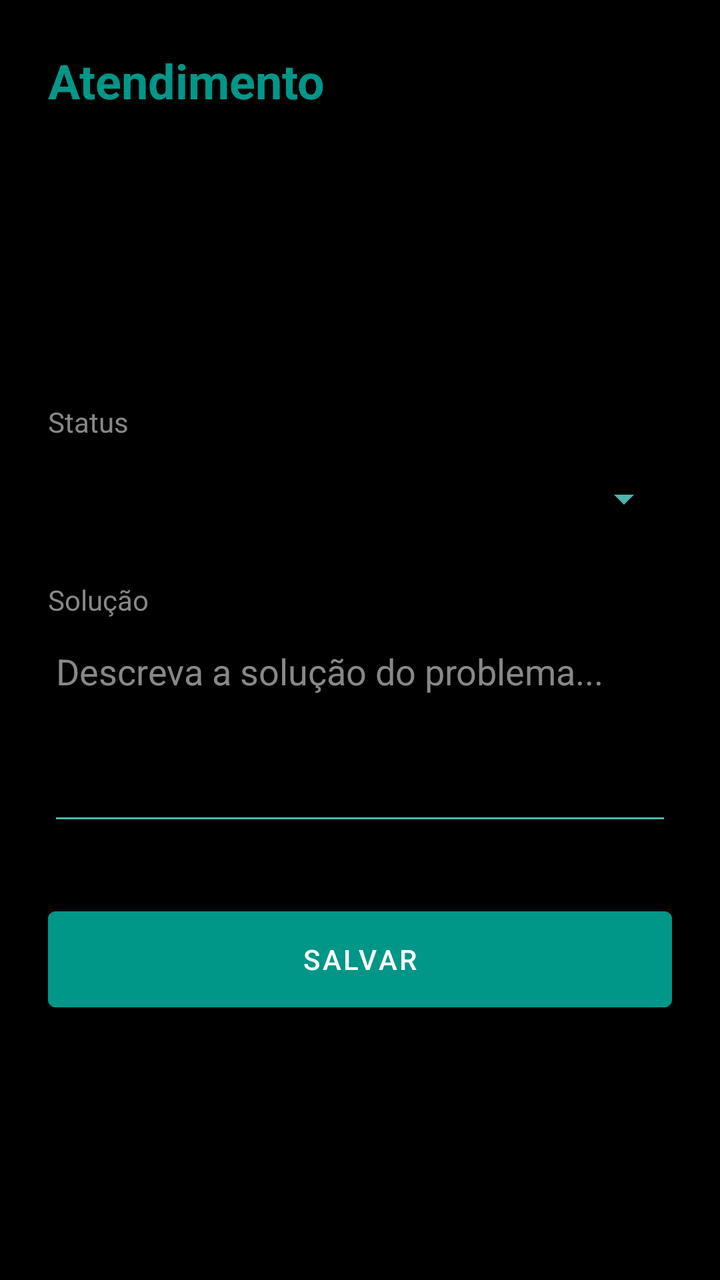
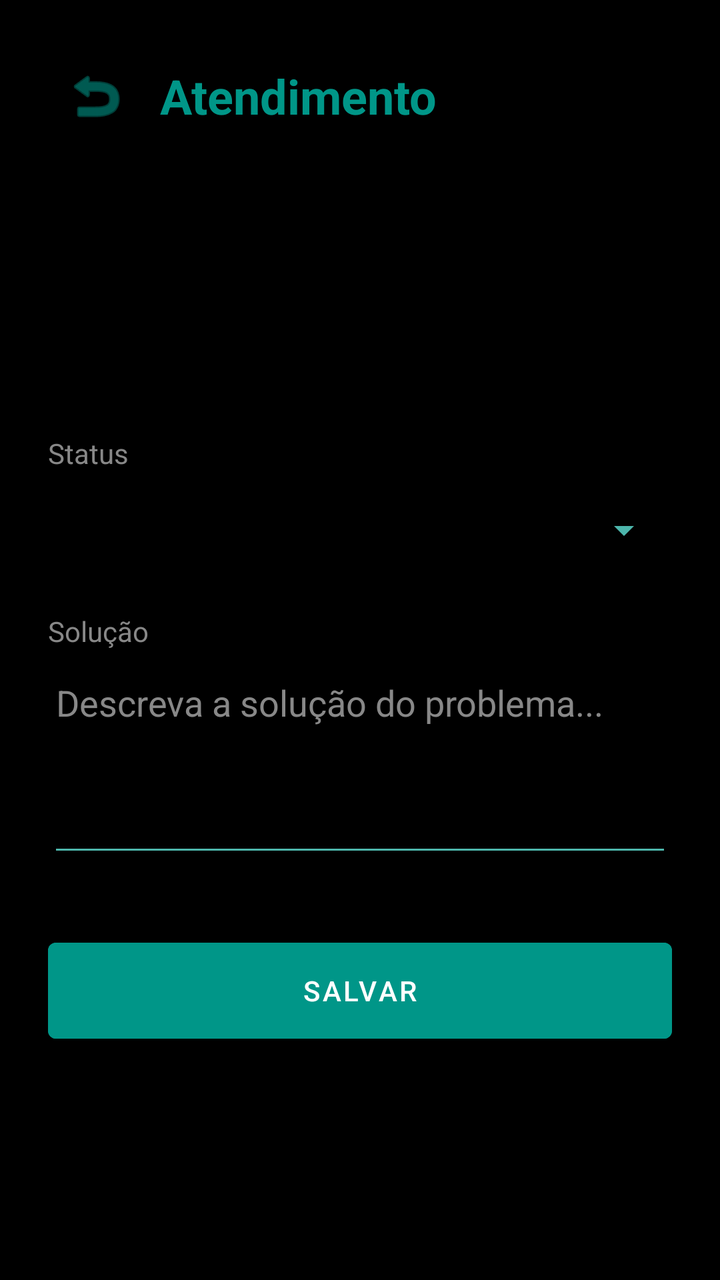

An Android layout rendered at two revisions. The XML below is the earlier revision; the diff shows what the commit changed to produce the second picture.
<!-- AndroidManifest.xml: application theme Theme.OGProdutoraChamados -->
<!-- res/layout/activity_atender_chamado.xml -->
<?xml version="1.0" encoding="utf-8"?>
<ScrollView xmlns:android="http://schemas.android.com/apk/res/android"
    android:layout_width="match_parent"
    android:layout_height="match_parent"
    android:background="@color/black">

    <LinearLayout
        android:layout_width="match_parent"
        android:layout_height="wrap_content"
        android:orientation="vertical"
        android:padding="24dp">

        <TextView
            android:layout_width="wrap_content"
            android:layout_height="wrap_content"
            android:text="@string/atender_chamado"
            android:textSize="24sp"
            android:textStyle="bold"
            android:textColor="@color/teal"
            android:layout_marginBottom="24dp" />

        
        <TextView
            android:id="@+id/tv_detalhe_titulo"
            android:layout_width="match_parent"
            android:layout_height="wrap_content"
            android:textColor="@color/white"
            android:textSize="18sp"
            android:textStyle="bold"
            android:layout_marginBottom="8dp" />

        <TextView
            android:id="@+id/tv_detalhe_info"
            android:layout_width="match_parent"
            android:layout_height="wrap_content"
            android:textColor="@color/gray"
            android:textSize="14sp"
            android:layout_marginBottom="16dp" />

        <TextView
            android:id="@+id/tv_detalhe_descricao"
            android:layout_width="match_parent"
            android:layout_height="wrap_content"
            android:textColor="@color/white"
            android:textSize="16sp"
            android:layout_marginBottom="32dp" />

        
        <TextView
            android:layout_width="wrap_content"
            android:layout_height="wrap_content"
            android:text="@string/status"
            android:textColor="@color/gray"
            android:layout_marginBottom="4dp" />

        <Spinner
            android:id="@+id/spinner_status_atendimento"
            android:layout_width="match_parent"
            android:layout_height="50dp"
            android:backgroundTint="@color/teal_light"
            android:layout_marginBottom="16dp" />

        <TextView
            android:layout_width="wrap_content"
            android:layout_height="wrap_content"
            android:text="@string/solucao"
            android:textColor="@color/gray"
            android:layout_marginBottom="4dp" />

        <EditText
            android:id="@+id/et_solucao"
            android:layout_width="match_parent"
            android:layout_height="wrap_content"
            android:minLines="4"
            android:gravity="top|start"
            android:hint="Descreva a solução do problema..."
            android:textColorHint="@color/gray"
            android:textColor="@color/white"
            android:backgroundTint="@color/teal_light"
            android:layout_marginBottom="32dp" />

        <Button
            android:id="@+id/btn_salvar_atendimento"
            android:layout_width="match_parent"
            android:layout_height="60dp"
            android:text="@string/salvar"
            android:textColor="@color/white"
            android:backgroundTint="@color/teal" />

    </LinearLayout>
</ScrollView>
<!-- resources referenced by this layout -->
<resources>
  <color name="black">#FF000000</color>
  <color name="gray">#FF888888</color>
  <color name="teal">#FF009688</color>
  <color name="teal_light">#FF4DB6AC</color>
  <color name="white">#FFFFFFFF</color>
  <string name="atender_chamado">Atendimento</string>
  <string name="salvar">Salvar</string>
  <string name="solucao">Solução</string>
  <string name="status">Status</string>
  <style name="Theme.OGProdutoraChamados" parent="Theme.MaterialComponents.DayNight.NoActionBar">
          
          <item name="colorPrimary">@color/black</item>
          <item name="colorPrimaryVariant">@color/gray_dark</item>
          <item name="colorOnPrimary">@color/white</item>
          
          <item name="colorSecondary">@color/teal</item>
          <item name="colorSecondaryVariant">@color/teal_dark</item>
          <item name="colorOnSecondary">@color/white</item>
          
          <item name="android:statusBarColor">?attr/colorPrimaryVariant</item>
      </style>
  <color name="gray_dark">#FF333333</color>
  <color name="teal_dark">#FF00796B</color>
</resources>

<!-- the commit's change to res/layout/activity_atender_chamado.xml (unified diff, before → after) -->
@@ -1,5 +1,6 @@
 <?xml version="1.0" encoding="utf-8"?>
 <ScrollView xmlns:android="http://schemas.android.com/apk/res/android"
+    xmlns:app="http://schemas.android.com/apk/res-auto"
     android:layout_width="match_parent"
     android:layout_height="match_parent"
     android:background="@color/black">
@@ -10,14 +11,31 @@
         android:orientation="vertical"
         android:padding="24dp">
 
-        <TextView
-            android:layout_width="wrap_content"
+        <LinearLayout
+            android:layout_width="match_parent"
             android:layout_height="wrap_content"
-            android:text="@string/atender_chamado"
-            android:textSize="24sp"
-            android:textStyle="bold"
-            android:textColor="@color/teal"
-            android:layout_marginBottom="24dp" />
+            android:orientation="horizontal"
+            android:gravity="center_vertical"
+            android:layout_marginBottom="24dp">
+
+            <ImageButton
+                android:id="@+id/btn_voltar"
+                android:layout_width="48dp"
+                android:layout_height="48dp"
+                android:src="@android:drawable/ic_menu_revert"
+                android:background="?attr/selectableItemBackgroundBorderless"
+                android:contentDescription="Voltar"
+                app:tint="@color/teal" />
+
+            <TextView
+                android:layout_width="wrap_content"
+                android:layout_height="wrap_content"
+                android:text="@string/atender_chamado"
+                android:textSize="24sp"
+                android:textStyle="bold"
+                android:textColor="@color/teal"
+                android:layout_marginStart="8dp" />
+        </LinearLayout>
 
         
         <TextView
